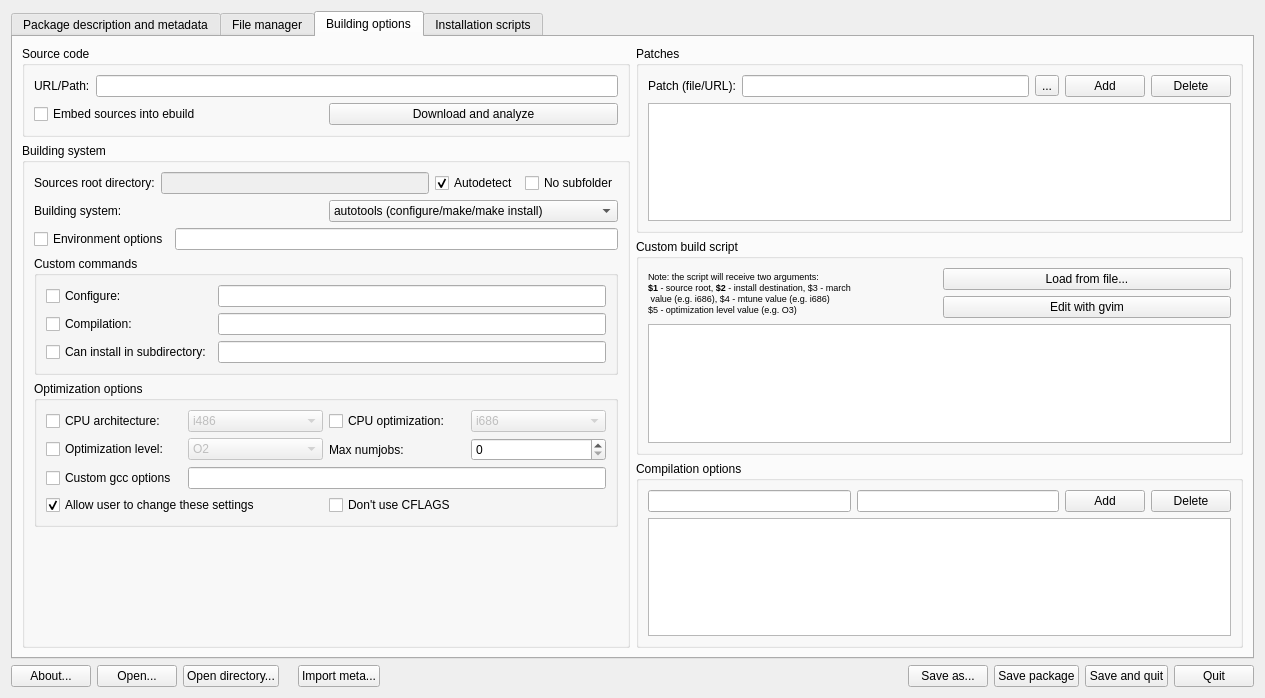
This is mpkg/packagebuilder/package_builder.ui in BackupTheBerlios/mops as Qt 5 draws it before an edit. The edited form follows.
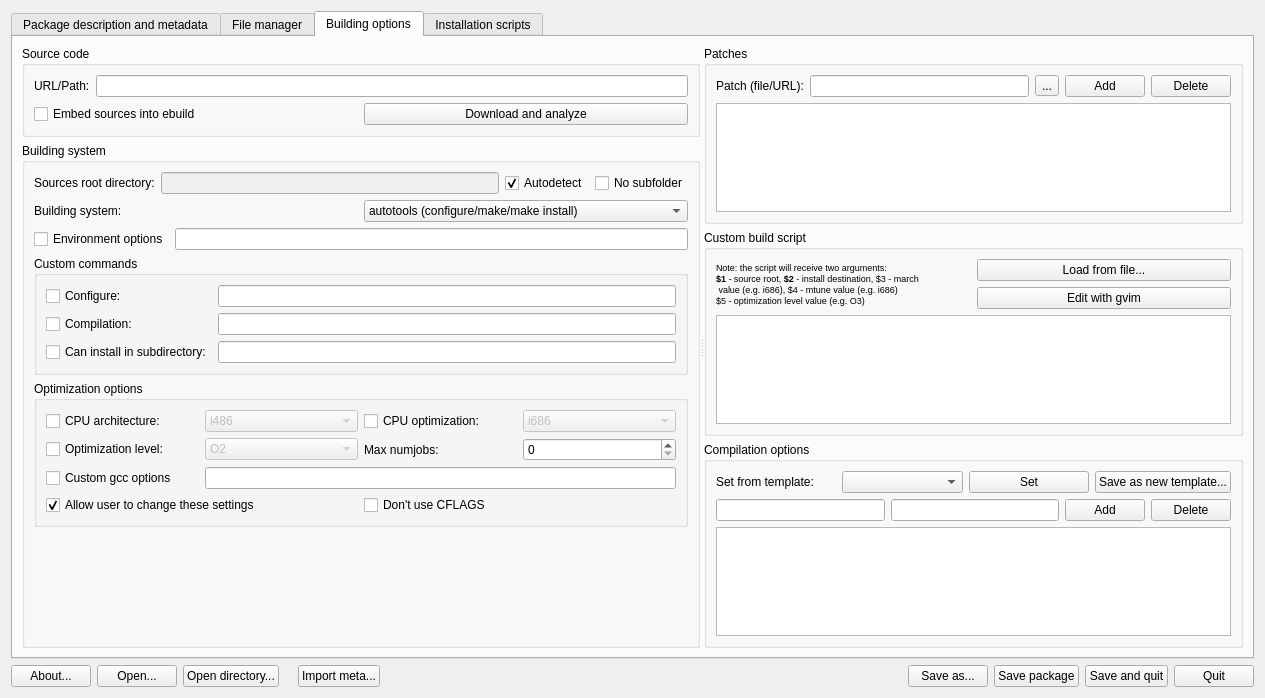
This is the edited form. The open tabs and pages were chosen to show the change. Icons and pictures are not drawn. Custom widgets are drawn as their Qt base class.

Commit message: New: Config template support in packagebuilder New: console tools, when a root privilegies is required, will ask for a password via sudo.

```diff
--- a/mpkg/packagebuilder/package_builder.ui
+++ b/mpkg/packagebuilder/package_builder.ui
@@ -1207,10 +1207,13 @@
       <attribute name="icon" >
        <iconset>/usr/share/mpkg/packagebuilder/icons/system-config-services.png</iconset>
       </attribute>
-      <layout class="QHBoxLayout" >
+      <layout class="QVBoxLayout" >
        <item>
-        <layout class="QHBoxLayout" >
-         <item>
+        <widget class="QSplitter" name="splitter_7" >
+         <property name="orientation" >
+          <enum>Qt::Horizontal</enum>
+         </property>
+         <widget class="QWidget" name="" >
           <layout class="QVBoxLayout" >
            <item>
             <widget class="QGroupBox" name="sourceCodeGroupBox" >
@@ -1734,8 +1737,8 @@
             </widget>
            </item>
           </layout>
-         </item>
-         <item>
+         </widget>
+         <widget class="QWidget" name="" >
           <layout class="QVBoxLayout" >
            <item>
             <widget class="QGroupBox" name="patchGroupBox" >
@@ -1846,6 +1849,34 @@
               <string>Compilation options</string>
              </property>
              <layout class="QVBoxLayout" >
+              <item>
+               <layout class="QHBoxLayout" >
+                <item>
+                 <widget class="QLabel" name="setFromTemplateLabel" >
+                  <property name="text" >
+                   <string>Set from template:</string>
+                  </property>
+                 </widget>
+                </item>
+                <item>
+                 <widget class="QComboBox" name="configTemplateComboBox" />
+                </item>
+                <item>
+                 <widget class="QPushButton" name="setConfigTemplateButton" >
+                  <property name="text" >
+                   <string>Set</string>
+                  </property>
+                 </widget>
+                </item>
+                <item>
+                 <widget class="QPushButton" name="saveConfigTemplateButton" >
+                  <property name="text" >
+                   <string>Save as new template...</string>
+                  </property>
+                 </widget>
+                </item>
+               </layout>
+              </item>
               <item>
                <layout class="QHBoxLayout" >
                 <item>
@@ -1903,8 +1934,8 @@
             </widget>
            </item>
           </layout>
-         </item>
-        </layout>
+         </widget>
+        </widget>
        </item>
       </layout>
      </widget>
```
The commit also changes 3 other files.
